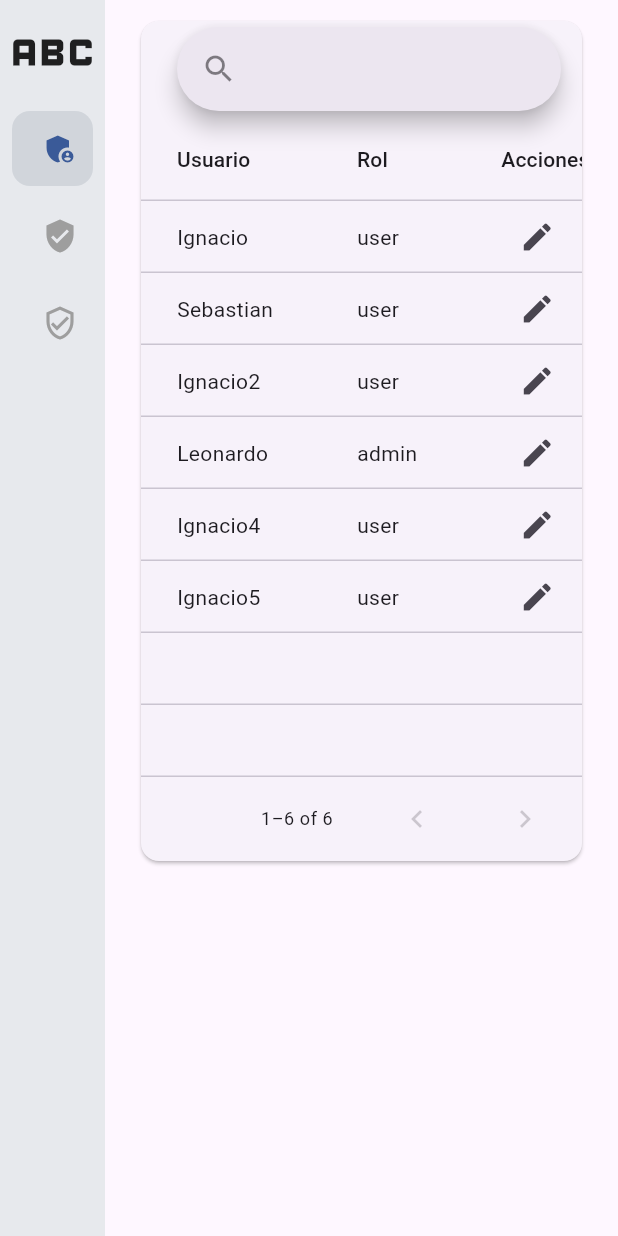
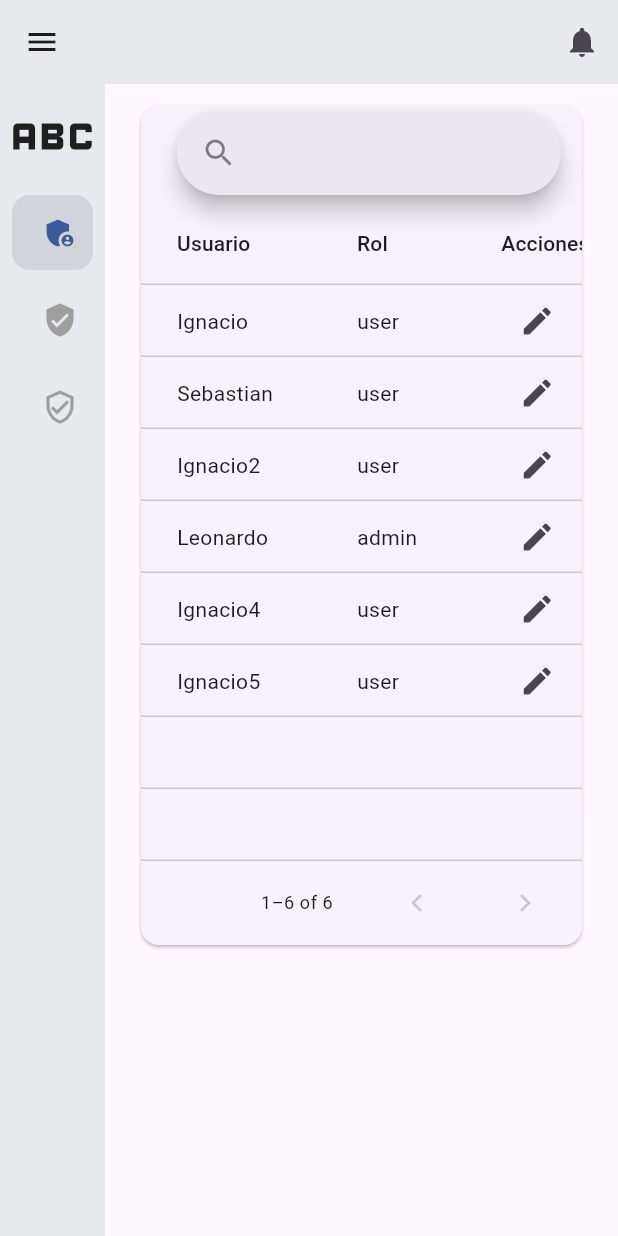
Before and after one commit to sebsanchez99/ArchivaCore, a Flutter app: the screen it shows after launch, on a phone screen of 412 x 824 dp. Run offline on Flutter 3.47's test engine with Material 3 defaults, Android fonts, the phone set to English and light mode, and no system bars; drawn by our look-alikes of easy_sidemenu; our stand-ins replace flutter_bloc, freezed_annotation; generated files the repository leaves out were written again.

Commit message:
Se añadio appBar a vistas

```diff
--- a/frontend/lib/presentation/pages/home_view.dart
+++ b/frontend/lib/presentation/pages/home_view.dart
@@ -12,6 +12,13 @@ class HomeView extends StatelessWidget {
     return BlocProvider(
       create: (_) => SideMenuCubit(),
       child: Scaffold(
+        appBar: AppBar(
+          backgroundColor: Color(0xFFE7E9ED),
+          leading: IconButton(onPressed: () {}, icon: Icon(Icons.menu)),
+          actions: [
+            IconButton(onPressed: () {}, icon: Icon(Icons.notifications)),
+          ],
+        ),
         body: Row(
           children: [
             SideMenuWidget(),
```
